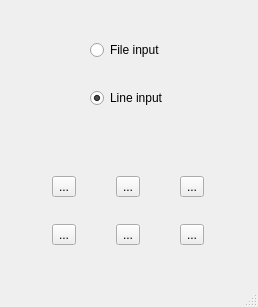
Qt form code/interface/vimainwindow/forms/vimainwindow.ui (visore/Visore) before a commit.
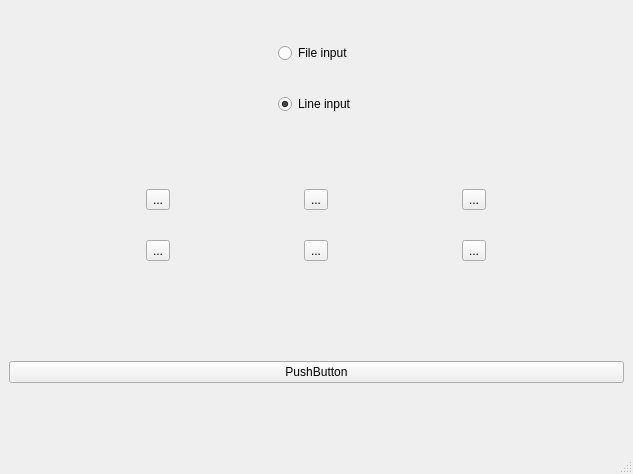
The same form after that commit. Icons and pictures are not drawn.

The edit to the form file:
```diff
--- a/code/interface/vimainwindow/forms/vimainwindow.ui
+++ b/code/interface/vimainwindow/forms/vimainwindow.ui
@@ -6,8 +6,8 @@
    <rect>
     <x>0</x>
     <y>0</y>
-    <width>258</width>
-    <height>307</height>
+    <width>633</width>
+    <height>474</height>
    </rect>
   </property>
   <property name="windowTitle">
@@ -178,6 +178,28 @@
       </layout>
      </widget>
     </item>
+    <item row="2" column="5">
+     <widget class="QWidget" name="waveFormContainer" native="true">
+      <property name="styleSheet">
+       <string notr="true"/>
+      </property>
+      <layout class="QGridLayout" name="gridLayout_4">
+       <property name="margin">
+        <number>0</number>
+       </property>
+       <property name="spacing">
+        <number>0</number>
+       </property>
+       <item row="0" column="0">
+        <widget class="QPushButton" name="pushButton">
+         <property name="text">
+          <string>PushButton</string>
+         </property>
+        </widget>
+       </item>
+      </layout>
+     </widget>
+    </item>
    </layout>
   </widget>
   <widget class="QMenuBar" name="menubar">
```
Left out of the diff: 2 changed lines with no effect on the pictures.
